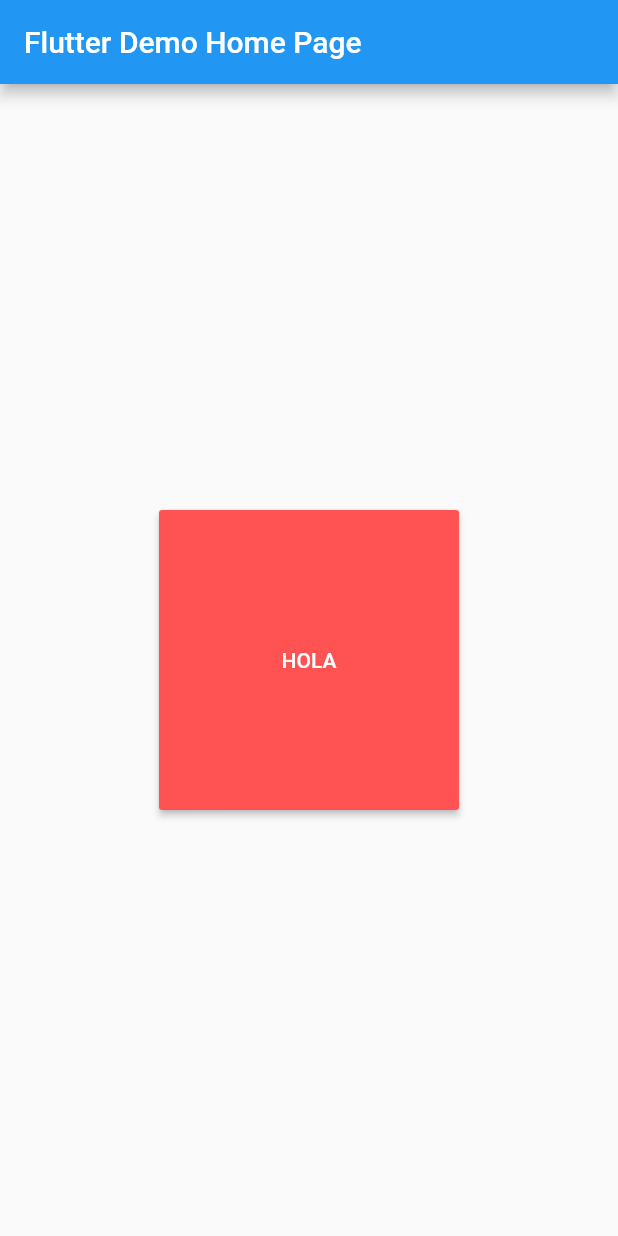
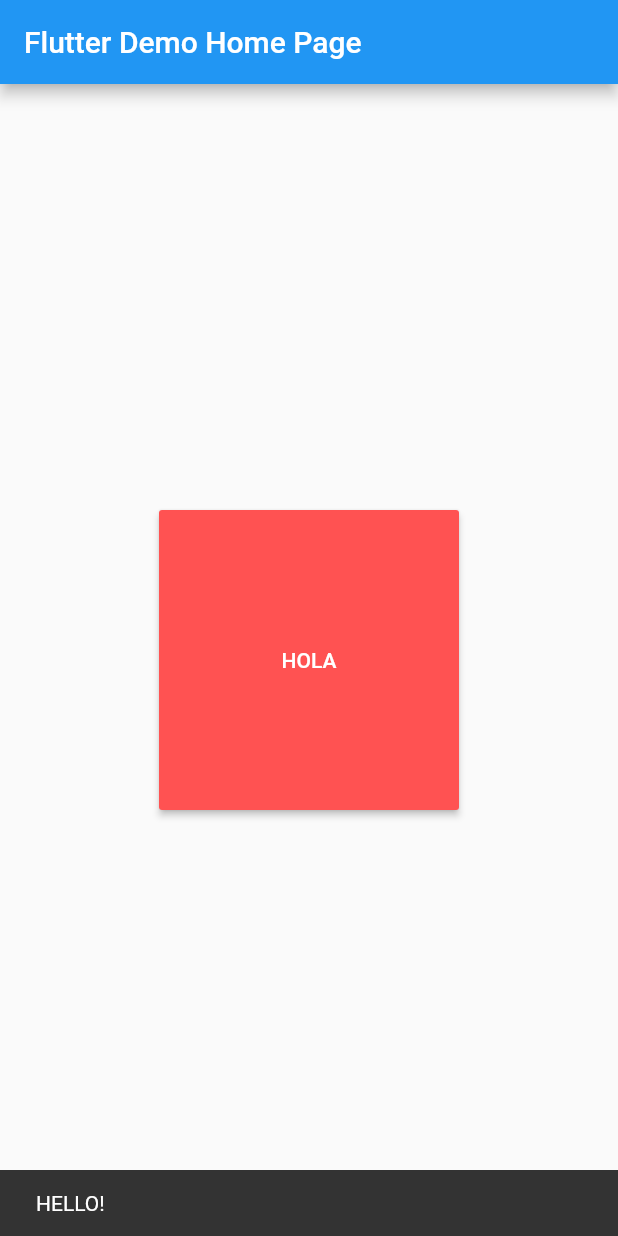
Before and after one commit to kenwhiston/cursoflutterbasico, a Flutter app: the screen it shows after launch, after a tap on "HOLA", on a phone screen of 412 x 824 dp. Run offline on Flutter 3.47's test engine with Material 2 defaults, Android fonts, the phone set to English and light mode, and no system bars.

Commit message:
ajustes menores

```diff
--- a/lib/Principal.dart
+++ b/lib/Principal.dart
@@ -58,7 +58,8 @@ class _HomePrincipalState extends State<HomePrincipal> {
         title: Text(widget.title),
       ),
       body:
-        Center(
+        Builder(builder: (BuildContext context){
+          return Center(
             child: Container(
               height: 200.0,
               width: 200.0,
@@ -73,7 +74,8 @@ class _HomePrincipalState extends State<HomePrincipal> {
                 textColor: Colors.white,
               ),
             ),
-        ), // This trailing comma makes auto-formatting nicer for build methods.
+          );
+        }),
     );
   }
 }
```
Lines whose indentation alone changed are shown as unchanged.
